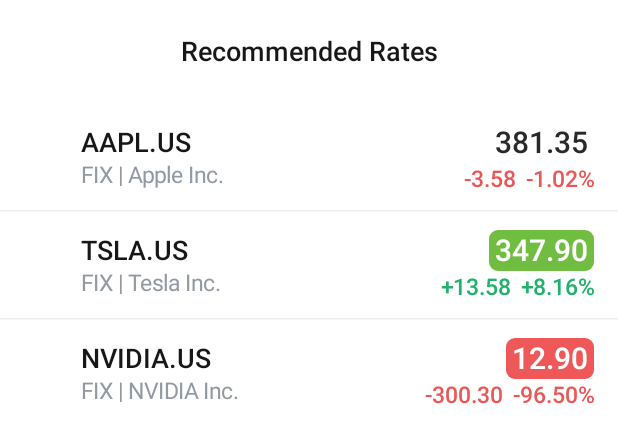
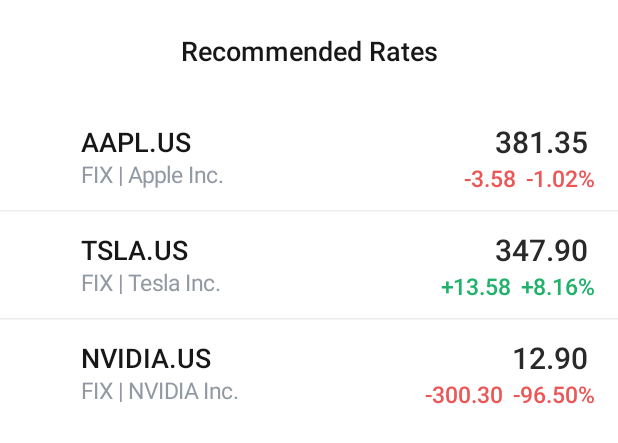
Before and after one commit to aleksejs-cernisovs/FreedomTestApp, an Android app built with Jetpack Compose: the @Preview function StocksScreenPreview, on a phone screen of 412 x 824 dp. Shown: the top 443 px of the screen. Run offline under Robolectric (Android 15) with nearby library versions, the phone set to English and light mode, and no system bars.

Commit message:
implement price raise/drop animation

```diff
--- a/app/src/main/java/aleksejs/cernisovs/freedomTestApp/feature/shared/ui/StockListItem.kt
+++ b/app/src/main/java/aleksejs/cernisovs/freedomTestApp/feature/shared/ui/StockListItem.kt
@@ -4,6 +4,8 @@ import aleksejs.cernisovs.freedomTestApp.feature.ratesScreen.entity.StockQuote
 import aleksejs.cernisovs.freedomTestApp.ui.theme.FreedomColor
 import aleksejs.cernisovs.freedomTestApp.ui.theme.FreedomDimension
 import aleksejs.cernisovs.freedomTestApp.ui.theme.FreedomFont
+import androidx.compose.animation.animateColorAsState
+import androidx.compose.animation.core.tween
 import androidx.compose.foundation.Image
 import androidx.compose.foundation.background
 import androidx.compose.foundation.layout.Arrangement
@@ -18,6 +20,11 @@ import androidx.compose.foundation.shape.RoundedCornerShape
 import androidx.compose.material3.HorizontalDivider
 import androidx.compose.material3.Text
 import androidx.compose.runtime.Composable
+import androidx.compose.runtime.LaunchedEffect
+import androidx.compose.runtime.getValue
+import androidx.compose.runtime.mutableStateOf
+import androidx.compose.runtime.remember
+import androidx.compose.runtime.setValue
 import androidx.compose.ui.Alignment
 import androidx.compose.ui.Modifier
 import androidx.compose.ui.graphics.Color
@@ -26,7 +33,12 @@ import androidx.compose.ui.layout.ContentScale
 import androidx.compose.ui.text.style.TextOverflow
 import androidx.compose.ui.tooling.preview.Preview
 import androidx.compose.ui.unit.dp
+import kotlinx.coroutines.delay
 import java.util.Locale
+import kotlin.time.Duration.Companion.milliseconds
+
+private const val HIGHLIGHT_DURATION_MILLIS = 1_000
+private const val HIGHLIGHT_ANIMATION_DURATION_MILLIS = 300
 
 @Composable
 fun StockListItem(
@@ -35,6 +47,41 @@ fun StockListItem(
     logo: Painter? = null,
     shouldShowDivider: Boolean
 ) {
+    var activeDirection by remember(stock.lastPrice, stock.lastTradeDirection) {
+        mutableStateOf(stock.lastTradeDirection)
+    }
+
+    LaunchedEffect(stock.lastPrice, stock.lastTradeDirection) {
+        if (stock.lastTradeDirection != StockQuote.PriceDirection.NONE) {
+            delay(HIGHLIGHT_DURATION_MILLIS.milliseconds)
+            activeDirection = StockQuote.PriceDirection.NONE
+        }
+    }
+
+    val targetBackgroundColor = when (activeDirection) {
+        StockQuote.PriceDirection.UP -> FreedomColor.PriceUpBg
+        StockQuote.PriceDirection.DOWN -> FreedomColor.PriceDownBg
+        StockQuote.PriceDirection.NONE -> Color.Transparent
+    }
+
+    val animatedBackgroundColor by animateColorAsState(
+        targetValue = targetBackgroundColor,
+        animationSpec = tween(durationMillis = HIGHLIGHT_ANIMATION_DURATION_MILLIS),
+        label = "priceBackgroundColor"
+    )
+
+    val targetTextColor = if (activeDirection == StockQuote.PriceDirection.NONE) {
+        FreedomColor.TextSecondary
+    } else {
+        FreedomColor.White
+    }
+
+    val animatedTextColor by animateColorAsState(
+        targetValue = targetTextColor,
+        animationSpec = tween(durationMillis = HIGHLIGHT_ANIMATION_DURATION_MILLIS),
+        label = "priceTextColor"
+    )
+
     Column(
         modifier = modifier
             .fillMaxWidth()
@@ -93,14 +140,10 @@ fun StockListItem(
                 Text(
                     text = stock.lastPrice.formatPrice(),
                     style = FreedomFont.StockPrice,
-                    color = if (stock.lastTradeDirection == StockQuote.PriceDirection.NONE) FreedomColor.TextSecondary else FreedomColor.White,
+                    color = animatedTextColor,
                     modifier = Modifier
                         .background(
-                            color = when (stock.lastTradeDirection) {
-                                StockQuote.PriceDirection.UP -> FreedomColor.PriceUpBg
-                                StockQuote.PriceDirection.DOWN -> FreedomColor.PriceDownBg
-                                StockQuote.PriceDirection.NONE -> Color.Transparent
-                            },
+                            color = animatedBackgroundColor,
                             shape = RoundedCornerShape(FreedomDimension.CornerRadiusDefault)
                         )
                         .padding(
```
